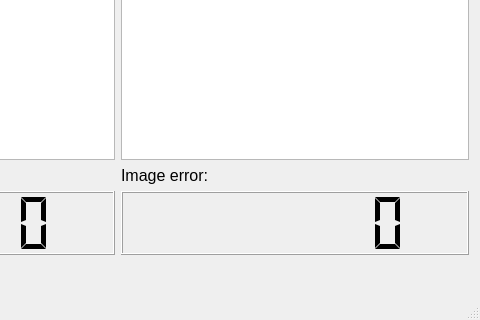
Qt form app/MainWindow.ui (tom3q/cowiek-maupa) before a commit; both pictures show x 244 to 724 and y 288 to 608 of the 724 by 608 pixel window.
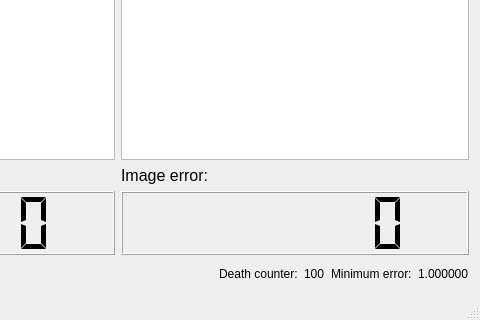
The same form after that commit.

Commit message: app: Show dead counter and minimum error in UI.

```diff
--- a/app/MainWindow.ui
+++ b/app/MainWindow.ui
@@ -289,6 +289,34 @@
         </property>
        </spacer>
       </item>
+      <item>
+       <widget class="QLabel" name="deathCounterLabel">
+        <property name="text">
+         <string>Death counter:</string>
+        </property>
+       </widget>
+      </item>
+      <item>
+       <widget class="QLabel" name="deathCounter">
+        <property name="text">
+         <string>100</string>
+        </property>
+       </widget>
+      </item>
+      <item>
+       <widget class="QLabel" name="minimumErrorLabel">
+        <property name="text">
+         <string>Minimum error:</string>
+        </property>
+       </widget>
+      </item>
+      <item>
+       <widget class="QLabel" name="minimumError">
+        <property name="text">
+         <string>1.000000</string>
+        </property>
+       </widget>
+      </item>
      </layout>
     </item>
    </layout>
```
The commit also changes 4 other files.
